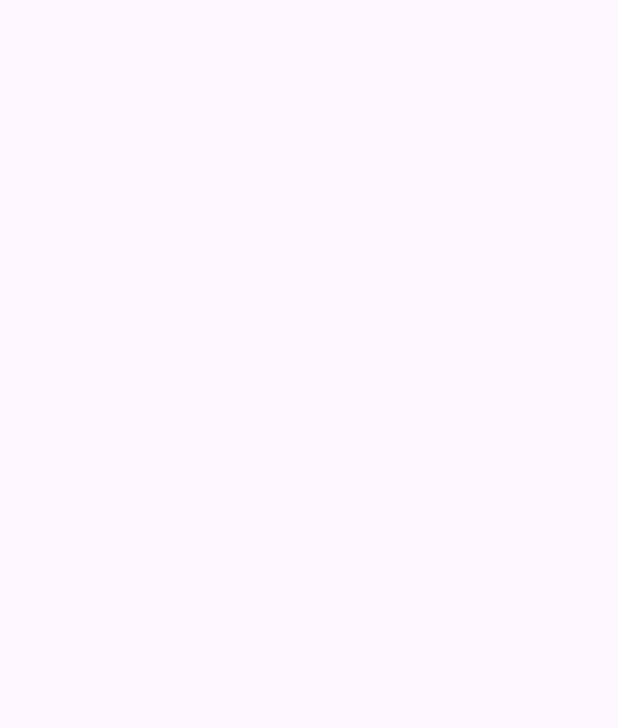
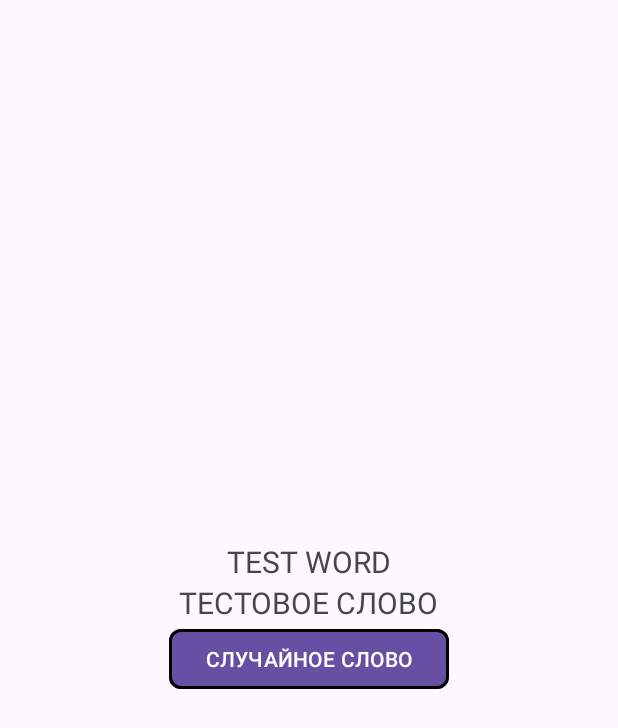
Before and after one commit to VortexDream/VortexDictionary, an Android app: the screen it shows after launch (MainActivity), on a phone screen of 412 x 824 dp. Before the commit the part shown is empty. Shown: the top 728 px of the screen. Run offline under Robolectric (Android 15) with nearby library versions, the phone set to English and light mode, and no system bars.

Commit message:
Сделан черновой лэйаут для фрагмента, пока с одной кнопкой, вторая закомментирована

```diff
--- a/app/src/main/res/layout/fragment_word_card.xml
+++ b/app/src/main/res/layout/fragment_word_card.xml
@@ -1,6 +1,39 @@
 <?xml version="1.0" encoding="utf-8"?>
-<androidx.constraintlayout.widget.ConstraintLayout xmlns:android="http://schemas.android.com/apk/res/android"
+<LinearLayout xmlns:android="http://schemas.android.com/apk/res/android"
+    xmlns:app="http://schemas.android.com/apk/res-auto"
     android:layout_width="match_parent"
-    android:layout_height="match_parent">
+    android:layout_height="match_parent"
+    android:orientation="vertical"
+    android:gravity="center">
 
-</androidx.constraintlayout.widget.ConstraintLayout>
+    <TextView
+        android:id="@+id/english_word_text_view"
+        android:layout_width="wrap_content"
+        android:layout_height="wrap_content"
+        android:text="TEST WORD"
+        android:textSize="20sp"/>
+
+    <TextView
+        android:id="@+id/russian_word_text_view"
+        android:layout_width="wrap_content"
+        android:layout_height="wrap_content"
+        android:text="ТЕСТОВОЕ СЛОВО"
+        android:textSize="20sp"/>
+
+    <!--<com.google.android.material.button.MaterialButton
+        android:id="@+id/translate_button"
+        android:layout_width="wrap_content"
+        android:layout_height="wrap_content"
+        android:text="ПЕРЕВЕСТИ"
+        app:cornerRadius="8dp"
+        app:strokeWidth="2dp" />-->
+
+    <com.google.android.material.button.MaterialButton
+        android:id="@+id/new_word_button"
+        android:layout_width="wrap_content"
+        android:layout_height="wrap_content"
+        android:text="СЛУЧАЙНОЕ СЛОВО"
+        app:cornerRadius="8dp"
+        app:strokeWidth="2dp" />
+
+</LinearLayout>
```
